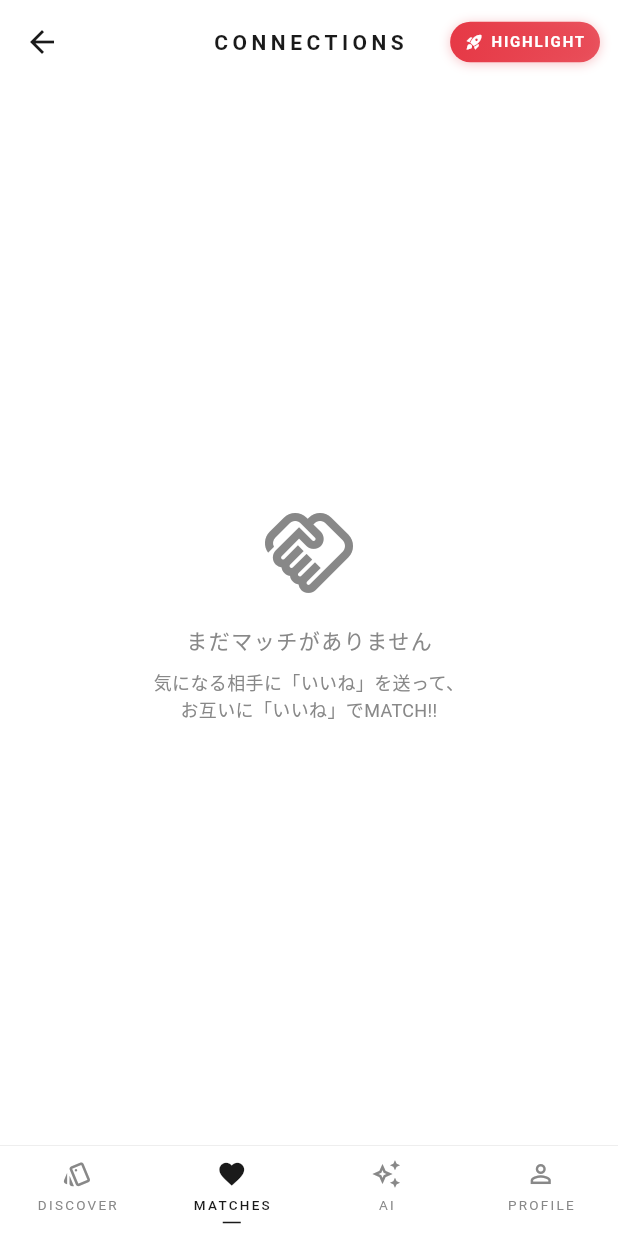
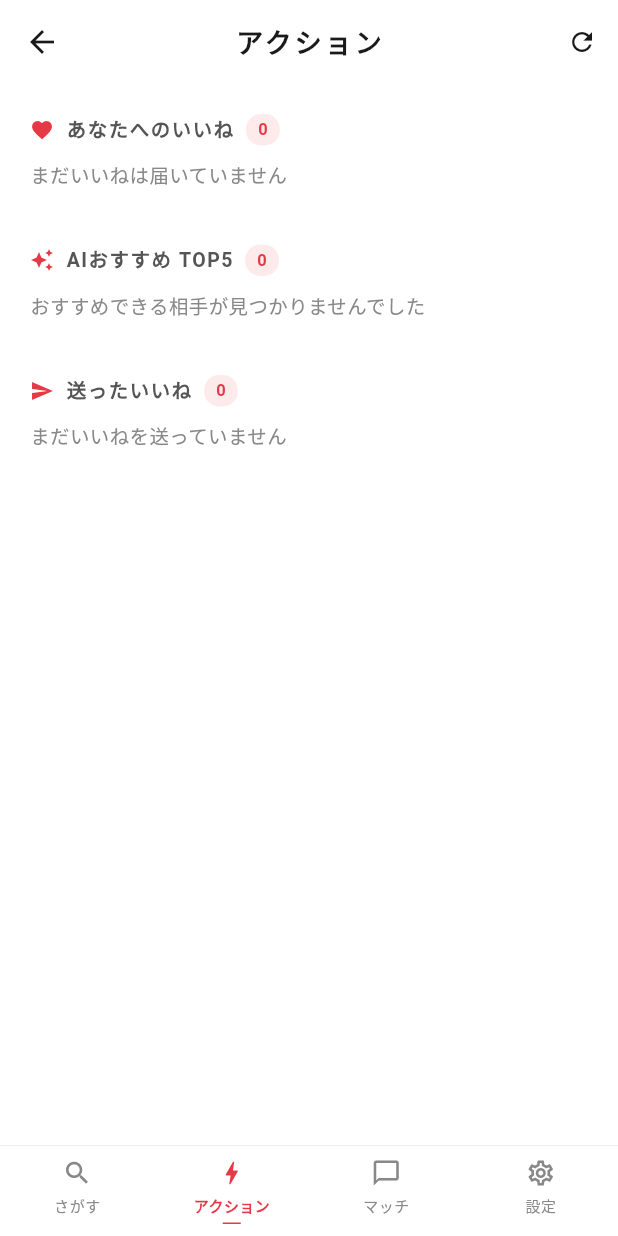
Before and after one commit to muranishi-stack/tsunagu-ai-community, a Flutter app: the MainScreen screen opened directly, item 2 of the bottom bar chosen, on a phone screen of 412 x 824 dp. Run offline on Flutter 3.47's test engine with Material 3 defaults, Android fonts, the phone set to English and light mode, and no system bars; our stand-ins replace cloud_firestore, firebase_auth, firebase_core, firebase_storage, geocoding, geolocator and 3 more; missing offline and left inert: dart:html; accounts and stored records are empty; statements that could not run were skipped.

Commit message:
feat(nav): 下部メニューを さがす/アクション/マッチ/設定 に刷新 + アクション画面 新設
下部メニュー:
- DISCOVER→さがす(検索), AI→アクション(新規), MATCHES→マッチ(会話), PROFILE→設定
- アイコンを search/bolt/chat_bubble/settings に変更、日本語ラベル化
- アクティブ色を朱色に統一

アクション画面 (action_screen.dart) 新設:
- あなたへのいいね: likes_received から取得、いいね返し/つなぐ が可能
- AIおすすめ TOP5: discoverUsers を AIMatchingService でランク付け上位5件
- 送ったいいね: 自分が送った未マッチのいいね一覧
- タップでプロフィール詳細、いいねでマッチ判定

UserService:
- recordSwipe で likes_received サブコレクションに記録、undoSwipe で削除
- getLikesReceived / getMyLikes / _fetchProfiles を追加

Firestore rules (firestore.rules, firebase.json で参照):
- users/{uid}/likes_received: 受信者のみ閲覧、いいねした本人が作成/削除
- superlike_notifications: 受信者閲覧/送信者作成・取消
- swipes: 自分のスワイプの更新/削除を許可（もどす機能を有効化）

マッチ→チャットは既存 matches_screen のタップ遷移で実現済み。

```diff
--- /dev/null
+++ b/lib/screens/action_screen.dart
@@ -0,0 +1,260 @@
+// ActionScreen — アクション
+// =====================================================
+// 3 セクション:
+//  1. あなたへのいいね（相手から届いたいいね/つなぐ）— ここからいいね返し可能
+//  2. AIおすすめ TOP5（相性スコア上位）— ここからいいね可能
+//  3. 送ったいいね（自分が送ったいいね）
+import 'package:flutter/material.dart';
+
+import '../models/user_profile.dart';
+import '../services/ai_matching_service.dart';
+import '../services/user_preferences.dart';
+import '../services/user_service.dart';
+import '../theme/app_theme.dart';
+import 'profile_detail_screen.dart';
+
+class ActionScreen extends StatefulWidget {
+  const ActionScreen({super.key});
+
+  @override
+  State<ActionScreen> createState() => _ActionScreenState();
+}
+
+class _ActionScreenState extends State<ActionScreen> {
+  final _svc = UserService();
+  final _prefs = UserPreferences();
+
+  bool _loading = true;
+  List<UserProfile> _likesReceived = [];
+  List<ScoredProfile> _aiTop5 = [];
+  List<UserProfile> _myLikes = [];
+
+  @override
+  void initState() {
+    super.initState();
+    _load();
+  }
+
+  Future<void> _load() async {
+    setState(() => _loading = true);
+    try {
+      final uid = _svc.currentUid;
+      final results = await Future.wait([
+        _svc.getLikesReceived(),
+        _svc.getMyLikes(),
+        if (uid != null)
+          _svc.discoverUsers(
+            currentUid: uid,
+            excludeUids: {
+              ...await _svc.getSwipedUids(uid),
+              ...await _svc.getBlockedUids(),
+            },
+            limit: 100,
+          )
+        else
+          Future.value(<UserProfile>[]),
+      ]);
+      final received = results[0];
+      final myLikes = results[1];
+      final candidates = results[2];
+
+      final ranked = AIMatchingService.rankProfiles(
+        profiles: candidates,
+        desiredCategory: _prefs.primaryCategory,
+        self: _prefs.myProfile,
+      ).take(5).toList();
+
+      if (!mounted) return;
+      setState(() {
+        _likesReceived = received;
+        _myLikes = myLikes;
+        _aiTop5 = ranked;
+        _loading = false;
+      });
+    } catch (_) {
+      if (mounted) setState(() => _loading = false);
+    }
+  }
+
+  Future<void> _like(UserProfile p, {bool superLike = false}) async {
+    final uid = _svc.currentUid;
+    if (uid == null) return;
+    try {
+      final matchId = await _svc.recordSwipe(
+        fromUid: uid,
+        toUid: p.id,
+        liked: true,
+        isSuperLike: superLike,
+      );
+      if (!mounted) return;
+      ScaffoldMessenger.of(context).showSnackBar(
+        SnackBar(
+          content: Text(matchId != null
+              ? '${p.name} と MATCH!! 🎉 マッチ画面でメッセージを送れます'
+              : '${p.name} に${superLike ? "「つなぐ」" : "「いいね」"}を送りました'),
+        ),
+      );
+      _load(); // 一覧を更新
+    } catch (e) {
+      if (mounted) {
+        ScaffoldMessenger.of(context).showSnackBar(
+          SnackBar(content: Text('送信に失敗しました: $e')),
+        );
+      }
+    }
+  }
+
+  @override
+  Widget build(BuildContext context) {
+    return Scaffold(
+      appBar: AppBar(
+        title: const Text('アクション',
+            style: TextStyle(fontWeight: FontWeight.w600, letterSpacing: 2.0)),
+        actions: [
+          IconButton(
+            icon: const Icon(Icons.refresh, size: 20),
+            onPressed: _loading ? null : _load,
+          ),
+        ],
+      ),
+      body: _loading
+          ? const Center(
+              child: CircularProgressIndicator(
+                  valueColor: AlwaysStoppedAnimation(AppTheme.vermillion)))
+          : RefreshIndicator(
+              onRefresh: _load,
+              color: AppTheme.vermillion,
+              child: ListView(
+                children: [
+                  _sectionHeader(
+                      'あなたへのいいね', _likesReceived.length, Icons.favorite),
+                  if (_likesReceived.isEmpty)
+                    _emptyHint('まだいいねは届いていません')
+                  else
+                    ..._likesReceived.map((p) => _tile(p,
+                        canLikeBack: true,
+                        subtitle: 'あなたにいいねしています')),
+                  const SizedBox(height: 8),
+                  _sectionHeader('AIおすすめ TOP5', _aiTop5.length,
+                      Icons.auto_awesome),
+                  if (_aiTop5.isEmpty)
+                    _emptyHint('おすすめできる相手が見つかりませんでした')
+                  else
+                    ..._aiTop5.map((s) => _tile(s.profile,
+                        canLikeBack: true,
+                        aiScore: s.score,
+                        subtitle: '相性スコア ${s.score}')),
+                  const SizedBox(height: 8),
+                  _sectionHeader('送ったいいね', _myLikes.length, Icons.send),
+                  if (_myLikes.isEmpty)
+                    _emptyHint('まだいいねを送っていません')
+                  else
+                    ..._myLikes.map((p) => _tile(p,
+                        canLikeBack: false,
+                        subtitle: '返信待ち')),
+                  const SizedBox(height: 40),
+                ],
+              ),
+            ),
+    );
+  }
+
+  Widget _sectionHeader(String title, int count, IconData icon) => Padding(
+        padding: const EdgeInsets.fromLTRB(20, 20, 20, 10),
+        child: Row(
+          children: [
+            Icon(icon, size: 16, color: AppTheme.vermillion),
+            const SizedBox(width: 8),
+            Text(title,
+                style: const TextStyle(
+                    fontSize: 13,
+                    fontWeight: FontWeight.w700,
+                    letterSpacing: 1.0)),
+            const SizedBox(width: 8),
+            Container(
+              padding:
+                  const EdgeInsets.symmetric(horizontal: 8, vertical: 2),
+              decoration: BoxDecoration(
+                color: AppTheme.vermillion.withValues(alpha: 0.1),
+                borderRadius: BorderRadius.circular(10),
+              ),
+              child: Text('$count',
+                  style: const TextStyle(
+                      fontSize: 11,
+                      color: AppTheme.vermillion,
+                      fontWeight: FontWeight.w700)),
+            ),
+          ],
+        ),
+      );
+
+  Widget _emptyHint(String text) => Padding(
+        padding: const EdgeInsets.fromLTRB(20, 0, 20, 8),
+        child: Text(text,
+            style: TextStyle(
+                fontSize: 13, color: AppTheme.textTertiary(context))),
+      );
+
+  Widget _tile(UserProfile p,
+      {required bool canLikeBack, String? subtitle, int? aiScore}) {
+    return ListTile(
+      onTap: () => Navigator.push(context,
+          MaterialPageRoute(builder: (_) => ProfileDetailScreen(profile: p))),
+      leading: CircleAvatar(
+        radius: 26,
+        backgroundColor: AppTheme.surfaceVariant(context),
+        backgroundImage:
+            p.photos.isNotEmpty ? NetworkImage(p.photos.first) : null,
+        child: p.photos.isEmpty
+            ? Icon(Icons.person, color: AppTheme.textTertiary(context))
+            : null,
+      ),
+      title: Row(
+        children: [
+          Flexible(
+            child: Text('${p.name}  ${p.age}',
+                style: const TextStyle(
+                    fontWeight: FontWeight.w600, fontSize: 15),
+                overflow: TextOverflow.ellipsis),
+          ),
+          if (aiScore != null) ...[
+            const SizedBox(width: 8),
+            Container(
+              padding: const EdgeInsets.symmetric(horizontal: 6, vertical: 1),
+              decoration: BoxDecoration(
+                color: AppTheme.vermillion,
+                borderRadius: BorderRadius.circular(4),
+              ),
+              child: Text('AI $aiScore',
+                  style: const TextStyle(
+                      color: Colors.white,
+                      fontSize: 10,
+                      fontWeight: FontWeight.w700)),
+            ),
+          ],
+        ],
+      ),
+      subtitle: subtitle != null
+          ? Text(subtitle, style: const TextStyle(fontSize: 12))
+          : null,
+      trailing: canLikeBack
+          ? Row(
+              mainAxisSize: MainAxisSize.min,
+              children: [
+                IconButton(
+                  icon: const Icon(Icons.link, color: AppTheme.vermillion),
+                  tooltip: 'つなぐ',
+                  onPressed: () => _like(p, superLike: true),
+                ),
+                IconButton(
+                  icon:
+                      const Icon(Icons.favorite, color: AppTheme.vermillion),
+                  tooltip: 'いいね',
+                  onPressed: () => _like(p),
+                ),
+              ],
+            )
+          : const Icon(Icons.schedule, size: 18, color: AppTheme.lightGrey),
+    );
+  }
+}
--- a/lib/screens/main_screen.dart
+++ b/lib/screens/main_screen.dart
@@ -1,8 +1,8 @@
 import 'package:flutter/material.dart';
 import '../theme/app_theme.dart';
 import 'discover_screen.dart';
+import 'action_screen.dart';
 import 'matches_screen.dart';
-import 'ai_assistant_screen.dart';
 import 'profile_screen.dart';
 
 class MainScreen extends StatefulWidget {
@@ -17,8 +17,8 @@ class _MainScreenState extends State<MainScreen> {
 
   final List<Widget> _screens = const [
     DiscoverScreen(),
+    ActionScreen(),
     MatchesScreen(),
-    AIAssistantScreen(),
     ProfileScreen(),
   ];
 
@@ -38,10 +38,13 @@ class _MainScreenState extends State<MainScreen> {
             height: 60,
             child: Row(
               children: [
-                _buildNavItem(0, Icons.style_outlined, Icons.style, 'DISCOVER'),
-                _buildNavItem(1, Icons.favorite_border, Icons.favorite, 'MATCHES'),
-                _buildNavItem(2, Icons.auto_awesome_outlined, Icons.auto_awesome, 'AI'),
-                _buildNavItem(3, Icons.person_outline, Icons.person, 'PROFILE'),
+                _buildNavItem(0, Icons.search, Icons.search, 'さがす'),
+                _buildNavItem(
+                    1, Icons.bolt_outlined, Icons.bolt, 'アクション'),
+                _buildNavItem(2, Icons.chat_bubble_outline, Icons.chat_bubble,
+                    'マッチ'),
+                _buildNavItem(
+                    3, Icons.settings_outlined, Icons.settings, '設定'),
               ],
             ),
           ),
@@ -52,8 +55,7 @@ class _MainScreenState extends State<MainScreen> {
 
   Widget _buildNavItem(int index, IconData icon, IconData activeIcon, String label) {
     final isActive = _currentIndex == index;
-    final activeColor =
-        index == 2 ? AppTheme.gold : AppTheme.textPrimary(context);
+    final activeColor = AppTheme.vermillion;
     final inactiveColor = AppTheme.textTertiary(context);
     return Expanded(
       child: InkWell(
@@ -70,9 +72,9 @@ class _MainScreenState extends State<MainScreen> {
             Text(
               label,
               style: TextStyle(
-                fontSize: 9,
-                letterSpacing: 1.5,
-                fontWeight: isActive ? FontWeight.w500 : FontWeight.w400,
+                fontSize: 10,
+                letterSpacing: 0.3,
+                fontWeight: isActive ? FontWeight.w700 : FontWeight.w500,
                 color: isActive ? activeColor : inactiveColor,
               ),
             ),
```
Also changed, not shown: lib/services/user_service.dart (+82 -0 lines), firebase.json, 1 other file.
